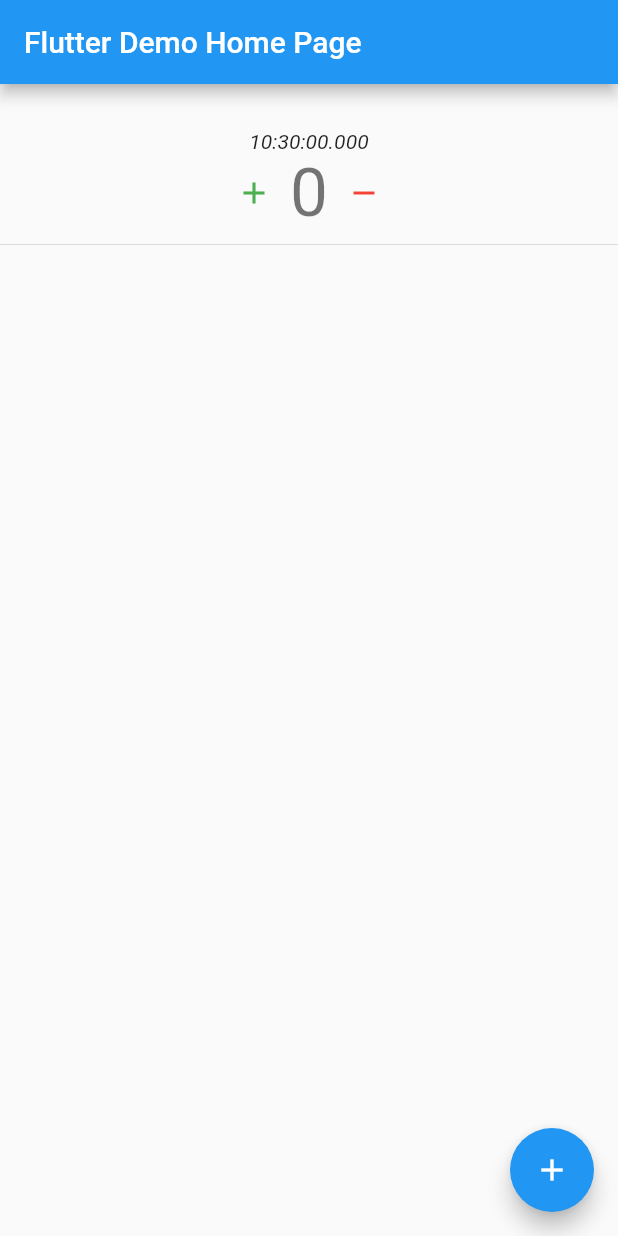
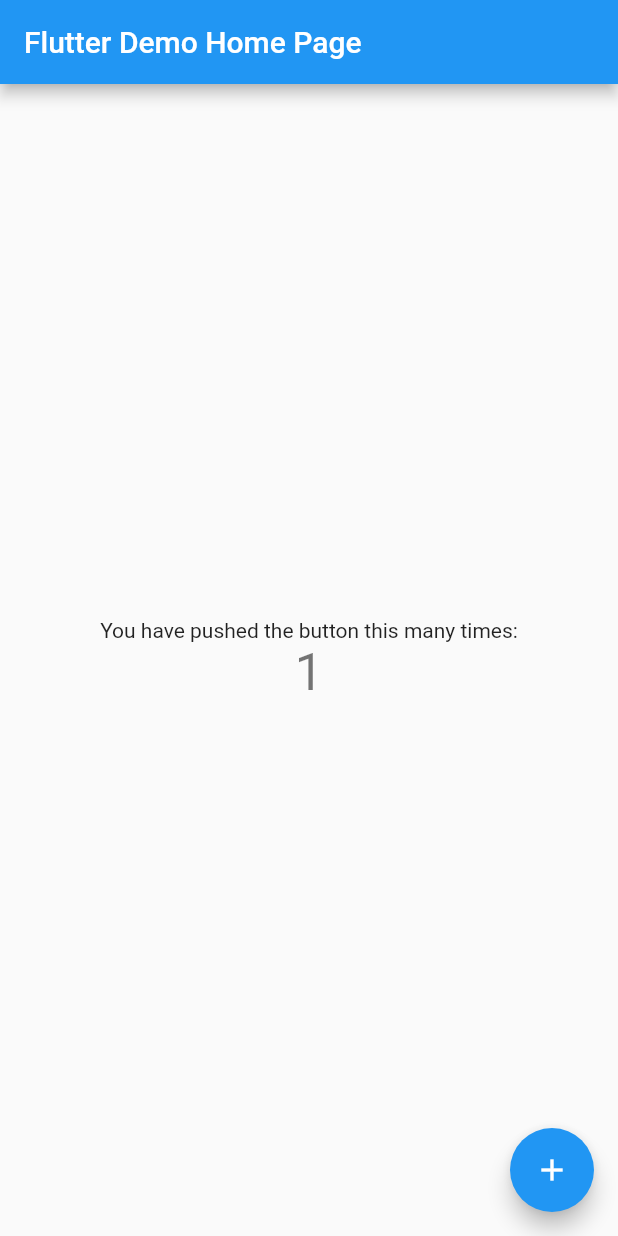
Before and after one commit to srlopez/miestados, a Flutter app: the screen it shows after launch, after a tap on the "add" icon, on a phone screen of 412 x 824 dp. Run offline on Flutter 3.47's test engine with Material 2 defaults, Android fonts, the phone set to English and light mode, and no system bars.

Commit message:
Contador original

```diff
--- a/lib/main.dart
+++ b/lib/main.dart
@@ -19,24 +19,22 @@ class MyApp extends StatelessWidget {
   }
 }
 
-//=========================================================
-// Home
-
 class MyHomePage extends StatefulWidget {
   MyHomePage({Key key, this.title}) : super(key: key);
+
   final String title;
+
   @override
   _MyHomePageState createState() => _MyHomePageState();
 }
 
 class _MyHomePageState extends State<MyHomePage> {
-  // State
-  var _list = <Data>[];
+  int _counter = 0;
 
-  void _addItem() {
-    // calculamos un nombre aleatorio
-    _list.add(Data(DateTime.now().toString().split(" ")[1], 0));
-    setState(() {});
+  void _incrementCounter() {
+    setState(() {
+      _counter++;
+    });
   }
 
   @override
@@ -47,69 +45,23 @@ class _MyHomePageState extends State<MyHomePage> {
       ),
       body: Center(
         child: Column(
-          mainAxisAlignment: MainAxisAlignment.start,
+          mainAxisAlignment: MainAxisAlignment.center,
           children: <Widget>[
-            SizedBox(height: 30),
-            for (var item in _list) ...[DataWidget(item: item), Divider()],
-            //..._list.map((item) => Text(item.name)).toList(),
+            Text(
+              'You have pushed the button this many times:',
+            ),
+            Text(
+              '$_counter',
+              style: Theme.of(context).textTheme.headline4,
+            ),
           ],
         ),
       ),
       floatingActionButton: FloatingActionButton(
-        onPressed: _addItem,
+        onPressed: _incrementCounter,
         tooltip: 'Increment',
         child: Icon(Icons.add),
       ), // This trailing comma makes auto-formatting nicer for build methods.
     );
   }
 }
-
-// ================================================================
-// Widget para presentar el modelo
-
-class DataWidget extends StatefulWidget {
-  DataWidget({Key key, this.item}) : super(key: key);
-  final Data item;
-
-  @override
-  _DataWidgetState createState() => _DataWidgetState();
-}
-
-class _DataWidgetState extends State<DataWidget> {
-  // Los eventos que modifican el estado
-  void _incrementCounter(int delta) {
-    widget.item.value += delta;
-    setState(() {});
-  }
-
-  @override
-  Widget build(BuildContext context) {
-    return Column(
-      children: [
-        Text(widget.item.name, style: TextStyle(fontStyle: FontStyle.italic)),
-        Row(mainAxisAlignment: MainAxisAlignment.center, children: [
-          IconButton(
-              onPressed: () => _incrementCounter(1),
-              icon: Icon(Icons.add),
-              color: Colors.green),
-          Text(
-            '${widget.item.value}',
-            style: Theme.of(context).textTheme.headline3,
-          ),
-          IconButton(
-              onPressed: () => _incrementCounter(-1),
-              icon: Icon(Icons.remove),
-              color: Colors.red),
-        ]),
-      ],
-    );
-  }
-}
-
-// ================================================================
-// El modelo
-class Data {
-  String name;
-  int value;
-  Data(this.name, this.value);
-}
```
Also changed, not shown: 1 other file.
